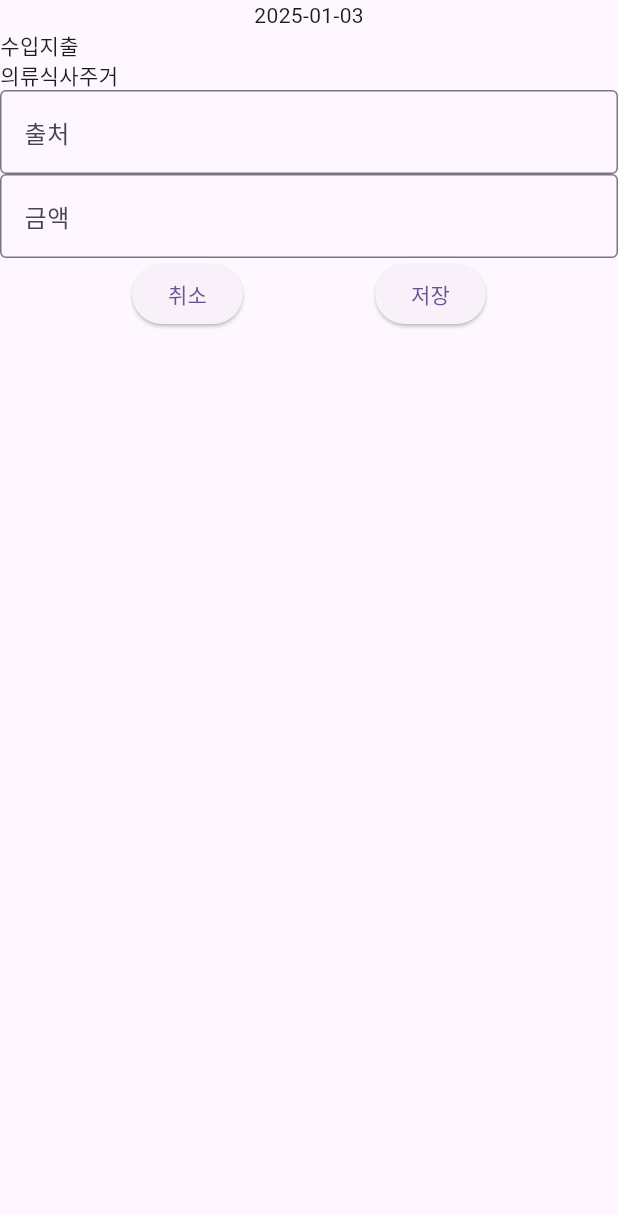
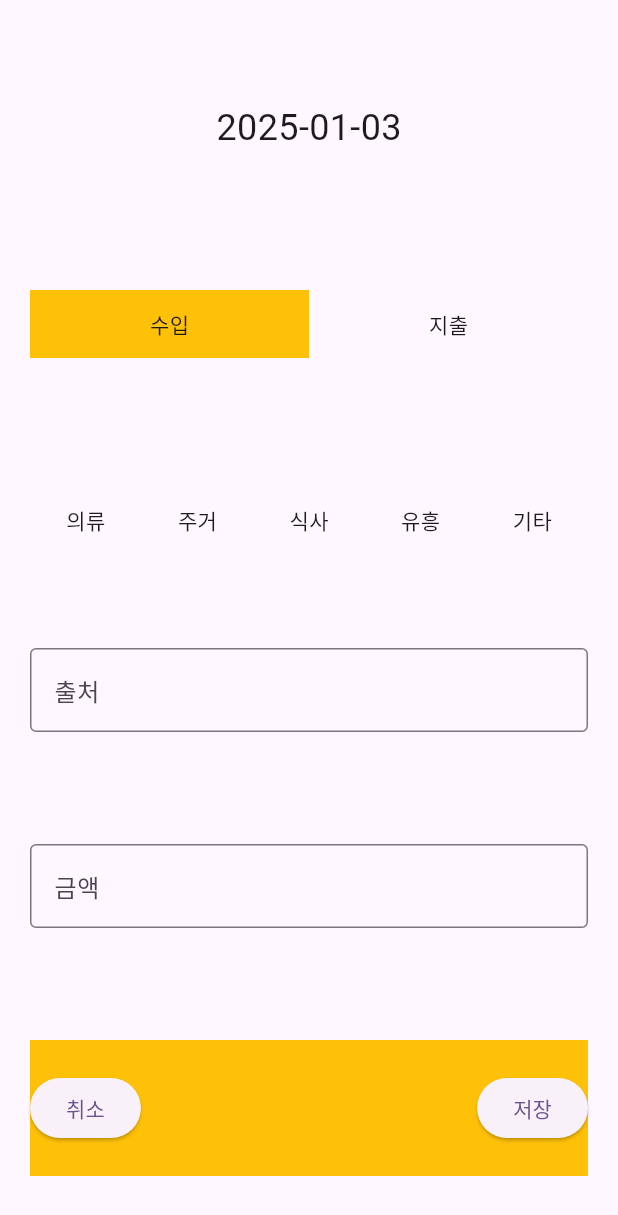
Before and after one commit to Chunws13/AccountBook, a Flutter app: the screen it shows after launch, after a tap on the "add" icon, on a phone screen of 412 x 824 dp. Shown: the top 1215 px of the screen. Run offline on Flutter 3.47's test engine with Material 3 defaults, Android fonts, the phone set to English and light mode, and no system bars; our stand-ins replace sqflite, table_calendar; accounts and stored records are empty.

Commit message:
가계부 생성 스크린 작업 중

```diff
--- a/lib/screens/calendarAccount/calendar_account.dart
+++ b/lib/screens/calendarAccount/calendar_account.dart
@@ -35,7 +35,8 @@ class _CalendarAccount extends State<CalendarAccount> {
           Navigator.push(
               context,
               MaterialPageRoute(
-                  builder: (context) => CreateScreen(onDate: _selectedDay)));
+                  builder: (context) =>
+                      CreateScreen(onDate: _selectedDay, mode: "create")));
         },
         child: Icon(Icons.add),
       ),
--- a/lib/screens/createScreen/create_view.dart
+++ b/lib/screens/createScreen/create_view.dart
@@ -2,7 +2,8 @@ import 'package:flutter/material.dart';
 
 class CreateScreen extends StatefulWidget {
   final DateTime onDate;
-  const CreateScreen({super.key, required this.onDate});
+  final String mode;
+  const CreateScreen({super.key, required this.onDate, required this.mode});
 
   @override
   State<CreateScreen> createState() => _CreateScreen();
@@ -13,14 +14,22 @@ class _CreateScreen extends State<CreateScreen> {
   final TextEditingController _valueController = TextEditingController();
   String stringDate = '';
 
+  String? _selectedTag;
+
   Future<void> _addContent() async {
     final content = _contentController.text;
     final value = _valueController.text;
 
-    print('$content, $value');
+    print('$content, $value, ${widget.mode}');
 
     _contentController.clear();
     _valueController.clear();
+  }
+
+  void _tagSelect(String tag) {
+    setState(() {
+      _selectedTag = tag;
+    });
   }
 
   @override
@@ -33,40 +42,163 @@ class _CreateScreen extends State<CreateScreen> {
   Widget build(BuildContext context) {
     return Scaffold(
       body: SafeArea(
+          child: Padding(
+        padding: const EdgeInsets.all(20.0),
         child: Column(
           children: [
-          Text(stringDate),
-          Row(
-            children: [Text('수입'), Text('지출')],
+            Expanded(
+                flex: 1,
+                child: Center(
+                    child: Text(
+                  stringDate,
+                  style: TextStyle(fontSize: 24),
+                ))),
+            Expanded(
+              flex: 1,
+              child: RevenueAndSpend(),
             ),
-          Row(children: [
-            Text("의류"),
-            Text("식사"),
-            Text("주거"),
-          ]),
-          TextField(
+            Expanded(
+              flex: 1,
+              child: SelectTag(
+                tagSelect: _tagSelect,
+                initTag: _selectedTag,
+              ),
+            ),
+            Expanded(
+              flex: 1,
+              child: Container(
+                margin: const EdgeInsetsDirectional.symmetric(vertical: 20),
+                child: TextField(
                   controller: _contentController,
                   decoration: InputDecoration(
                     labelText: '출처',
                     border: OutlineInputBorder(),
                   ),
                 ),
-          TextField(
+              ),
+            ),
+            Expanded(
+              flex: 1,
+              child: Container(
+                margin: const EdgeInsetsDirectional.symmetric(vertical: 20),
+                child: TextField(
                   controller: _valueController,
                   decoration: InputDecoration(
                     labelText: '금액',
                     border: OutlineInputBorder(),
                   ),
                 ),
-          Row(
-            mainAxisAlignment: MainAxisAlignment.spaceEvenly,
+              ),
+            ),
+            Expanded(
+              flex: 1,
+              child: Container(
+                decoration: BoxDecoration(color: Colors.amber),
+                margin: const EdgeInsetsDirectional.symmetric(vertical: 20),
+                child: Row(
+                  mainAxisAlignment: MainAxisAlignment.spaceBetween,
                   children: [
-              ElevatedButton(onPressed: _addContent, child: Text("취소")),
+                    ElevatedButton(
+                        onPressed: () {
+                          Navigator.pop(context);
+                        },
+                        child: Text("취소")),
                     ElevatedButton(onPressed: _addContent, child: Text("저장")),
                   ],
+                ),
+              ),
             )
           ],
+        ),
       )),
     );
   }
 }
+
+class SelectTag extends StatefulWidget {
+  final Function(String) tagSelect;
+  final String? initTag;
+
+  const SelectTag({super.key, required this.tagSelect, required this.initTag});
+
+  @override
+  State<SelectTag> createState() => _SelectTagState();
+}
+
+class _SelectTagState extends State<SelectTag> {
+  final List<String> tagList = ['의류', '주거', '식사', '유흥', '기타'];
+
+  @override
+  Widget build(BuildContext context) {
+    return Container(
+      margin: const EdgeInsetsDirectional.symmetric(vertical: 20),
+      child: Row(
+        mainAxisAlignment: MainAxisAlignment.spaceEvenly,
+        children: tagList.map((item) {
+          return Expanded(
+              flex: 1,
+              child: GestureDetector(
+                onTap: () => widget.tagSelect(item),
+                child: FractionallySizedBox(
+                    heightFactor: 0.7,
+                    child: DecoratedBox(
+                        decoration: BoxDecoration(
+                            color: widget.initTag == item
+                                ? Colors.blueAccent
+                                : null),
+                        child: Center(child: Text(item)))),
+              ));
+        }).toList(),
+      ),
+    );
+  }
+}
+
+class RevenueAndSpend extends StatefulWidget {
+  const RevenueAndSpend({
+    super.key,
+  });
+
+  @override
+  State<RevenueAndSpend> createState() => _RevenueAndSpendState();
+}
+
+class _RevenueAndSpendState extends State<RevenueAndSpend> {
+  final List<String> classify = ['수입', '지출'];
+  String? selectValue;
+
+  @override
+  void initState() {
+    super.initState();
+    selectValue = classify[0];
+  }
+
+  void selectCategory(value) {
+    setState(() {
+      selectValue = value;
+    });
+  }
+
+  @override
+  Widget build(BuildContext context) {
+    return Container(
+      margin: const EdgeInsetsDirectional.symmetric(vertical: 20),
+      child: Row(
+        mainAxisAlignment: MainAxisAlignment.spaceEvenly,
+        children: classify.map((item) {
+          return Expanded(
+              flex: 1,
+              child: GestureDetector(
+                onTap: () => selectCategory(item),
+                child: FractionallySizedBox(
+                    heightFactor: 0.5,
+                    child: DecoratedBox(
+                        decoration: BoxDecoration(
+                            color: item == selectValue ? Colors.amber : null),
+                        child: Center(child: Text(item)))),
+              ));
+        }).toList(),
+      ),
+    );
+  }
+}
```
Lines whose indentation alone changed are shown as unchanged.
